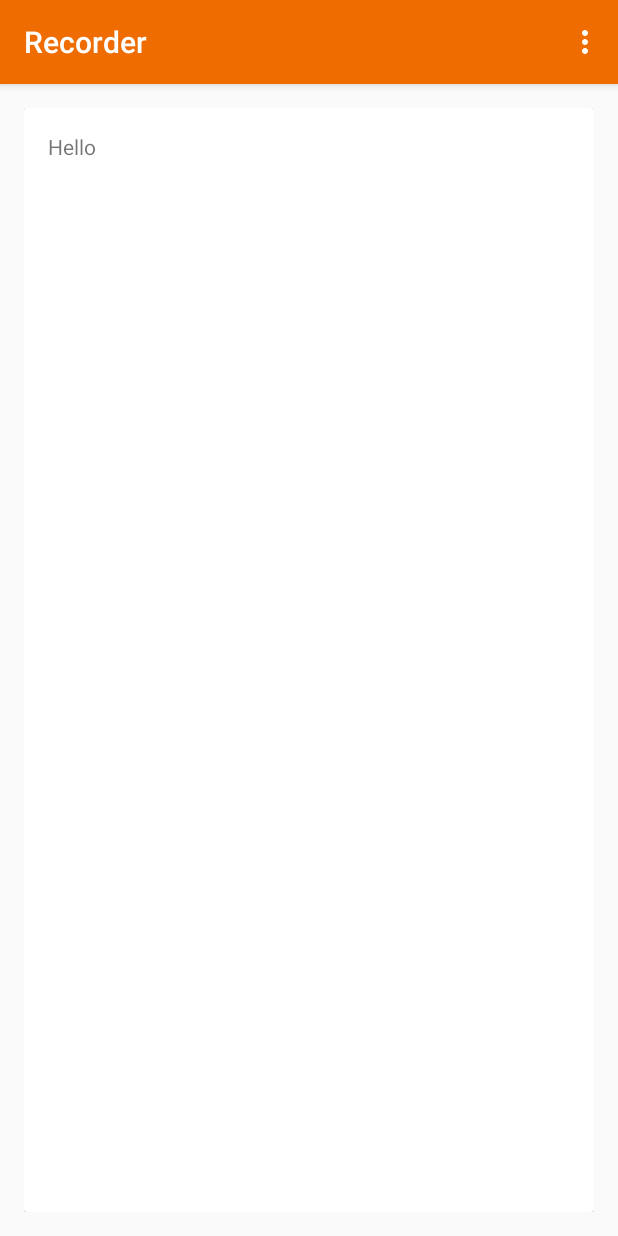
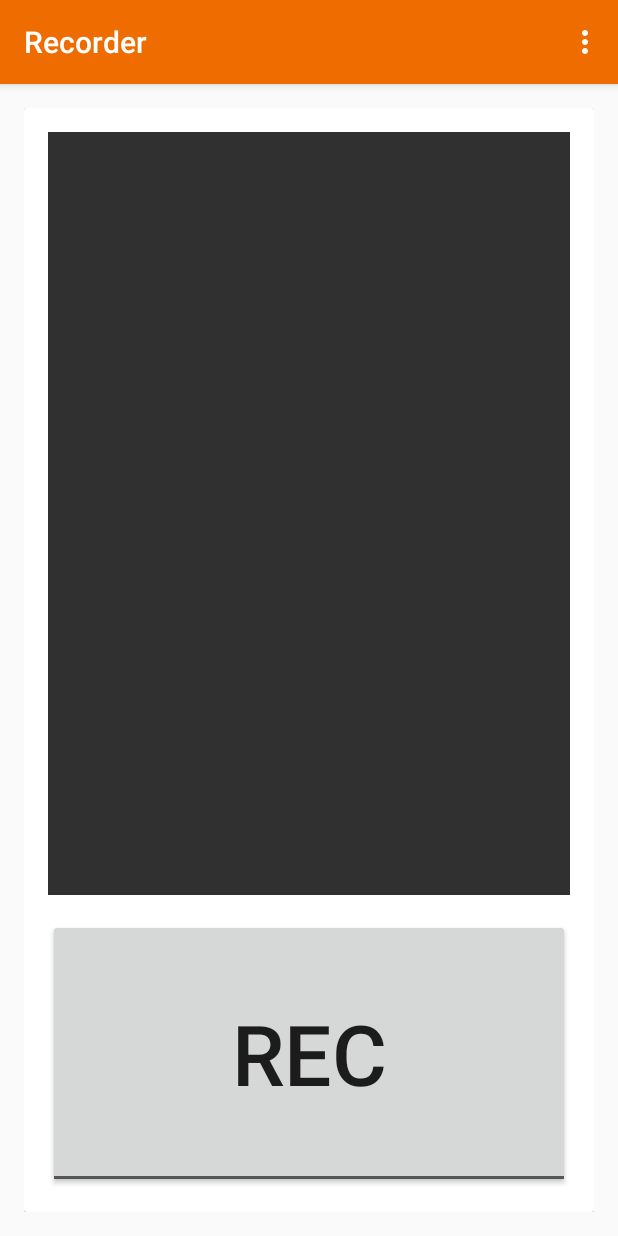
Before and after one commit to mstred/recorder, an Android app: the screen it shows after launch (MainActivity), on a phone screen of 412 x 824 dp. Run offline under Robolectric (Android 15) with nearby library versions, the phone set to English and light mode, and no system bars.

Commit message:
basic ui adjusts

```diff
--- a/app/src/main/AndroidManifest.xml
+++ b/app/src/main/AndroidManifest.xml
@@ -1,6 +1,8 @@
 <?xml version="1.0" encoding="utf-8"?>
 <manifest xmlns:android="http://schemas.android.com/apk/res/android"
     package="com.mstred.recorder">
+
+    <uses-permission android:name="android.permission.RECORD_AUDIO" />
 
     <application
         android:allowBackup="true"
@@ -9,7 +11,8 @@
         android:theme="@style/AppTheme">
         <activity
             android:name=".MainActivity"
-            android:label="@string/app_name">
+            android:label="@string/app_name"
+            android:screenOrientation="portrait">
             <intent-filter>
                 <action android:name="android.intent.action.MAIN" />
 
--- a/app/src/main/java/com/mstred/recorder/MainActivity.java
+++ b/app/src/main/java/com/mstred/recorder/MainActivity.java
@@ -1,7 +1,6 @@
 package com.mstred.recorder;
 
 import android.support.v7.app.ActionBarActivity;
-import android.support.v7.app.ActionBar;
 import android.support.v4.app.Fragment;
 import android.os.Bundle;
 import android.view.LayoutInflater;
@@ -9,7 +8,6 @@ import android.view.Menu;
 import android.view.MenuItem;
 import android.view.View;
 import android.view.ViewGroup;
-import android.os.Build;
 
 
 public class MainActivity extends ActionBarActivity {
@@ -20,7 +18,7 @@ public class MainActivity extends ActionBarActivity {
         setContentView(R.layout.activity_main);
         if (savedInstanceState == null) {
             getSupportFragmentManager().beginTransaction()
-                    .add(R.id.container, new PlaceholderFragment())
+                    .add(R.id.container, new RecorderFragment())
                     .commit();
         }
     }
@@ -48,19 +46,5 @@ public class MainActivity extends ActionBarActivity {
         return super.onOptionsItemSelected(item);
     }
 
-    /**
-     * A placeholder fragment containing a simple view.
-     */
-    public static class PlaceholderFragment extends Fragment {
 
-        public PlaceholderFragment() {
-        }
-
-        @Override
-        public View onCreateView(LayoutInflater inflater, ViewGroup container,
-                                 Bundle savedInstanceState) {
-            View rootView = inflater.inflate(R.layout.fragment_main, container, false);
-            return rootView;
-        }
-    }
 }
--- /dev/null
+++ b/app/src/main/java/com/mstred/recorder/RecorderFragment.java
@@ -0,0 +1,37 @@
+package com.mstred.recorder;
+
+import android.os.Bundle;
+import android.support.v4.app.Fragment;
+import android.view.LayoutInflater;
+import android.view.View;
+import android.view.ViewGroup;
+import android.widget.CompoundButton;
+import android.widget.ImageView;
+import android.widget.ToggleButton;
+
+public class RecorderFragment extends Fragment {
+
+    private ToggleButton mRecBtn;
+    private ImageView mRecImg;
+
+    public RecorderFragment() {
+    }
+
+    @Override
+    public View onCreateView(LayoutInflater inflater, ViewGroup container,
+                             Bundle savedInstanceState) {
+        View rootView = inflater.inflate(R.layout.fragment_main, container, false);
+        mRecBtn = (ToggleButton) rootView.findViewById(R.id.recBtn);
+        mRecImg = (ImageView) rootView.findViewById(R.id.recImg);
+
+        mRecBtn.setOnCheckedChangeListener(new CompoundButton.OnCheckedChangeListener() {
+            @Override
+            public void onCheckedChanged(CompoundButton buttonView, boolean isChecked) {
+                mRecImg.setImageResource((isChecked) ?
+                        R.color.background_material_light :
+                        R.color.background_material_dark);
+            }
+        });
+        return rootView;
+    }
+}
--- a/app/src/main/res/layout/activity_main.xml
+++ b/app/src/main/res/layout/activity_main.xml
@@ -7,7 +7,7 @@
     tools:ignore="MergeRootFrame">
 
     <android.support.v7.widget.Toolbar
-        android:id="@+id/my_awesome_toolbar"
+        android:id="@+id/toolbar"
         android:layout_width="match_parent"
         android:layout_height="wrap_content"
         android:background="?attr/colorPrimary"
--- a/app/src/main/res/layout/fragment_main.xml
+++ b/app/src/main/res/layout/fragment_main.xml
@@ -8,24 +8,35 @@
 
     <!-- A CardView that contains a TextView -->
     <android.support.v7.widget.CardView
-        android:id="@+id/card_view"
         android:layout_width="match_parent"
-        android:layout_height="match_parent"
-        android:layout_gravity="center">
+        android:layout_height="match_parent">
 
         <LinearLayout
+            android:id="@+id/rec_container"
             android:layout_width="match_parent"
             android:layout_height="match_parent"
+            android:orientation="vertical"
             android:padding="@dimen/activity_vertical_margin">
 
-            <TextView
-                android:id="@+id/info_text"
+            <ImageView
+                android:id="@+id/recImg"
                 android:layout_width="match_parent"
-                android:layout_height="match_parent"
-                android:text="Hello" />
+                android:layout_height="wrap_content"
+                android:layout_marginBottom="@dimen/activity_vertical_margin"
+                android:layout_weight="6"
+                android:contentDescription="@string/app_name"
+                android:src="@color/background_material_dark" />
+
+            <ToggleButton
+                android:id="@+id/recBtn"
+                android:layout_width="match_parent"
+                android:layout_height="wrap_content"
+                android:layout_weight="1"
+                android:textOff="@string/rec"
+                android:textOn="@string/stop"
+                android:textSize="@dimen/abc_text_size_display_3_material" />
 
         </LinearLayout>
-
 
     </android.support.v7.widget.CardView>
 
--- a/app/src/main/res/values/strings.xml
+++ b/app/src/main/res/values/strings.xml
@@ -4,5 +4,7 @@
     <string name="app_name">Recorder</string>
     <string name="hello_world">Hello world!</string>
     <string name="action_settings">Settings</string>
+    <string name="rec">Rec</string>
+    <string name="stop">Stop</string>
 
 </resources>
```
